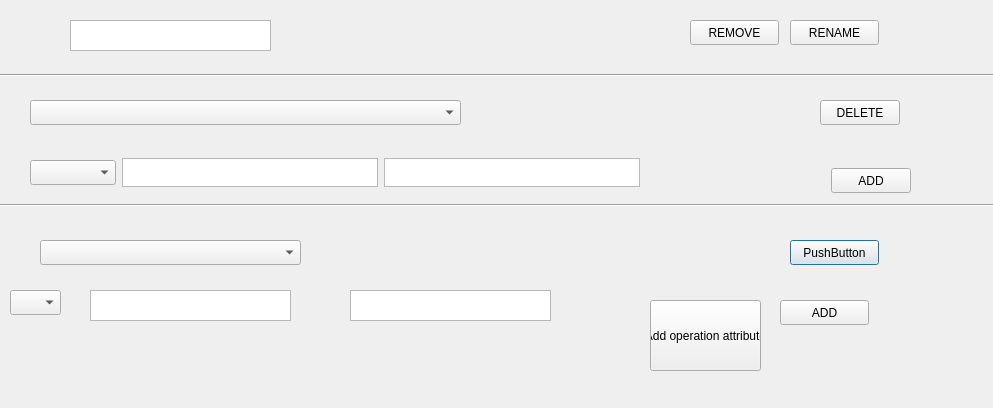
This is src/controllers/editobjectdialog.ui in JohnyDevp/CPP_Project as Qt 5 draws it before an edit. The edited form follows.
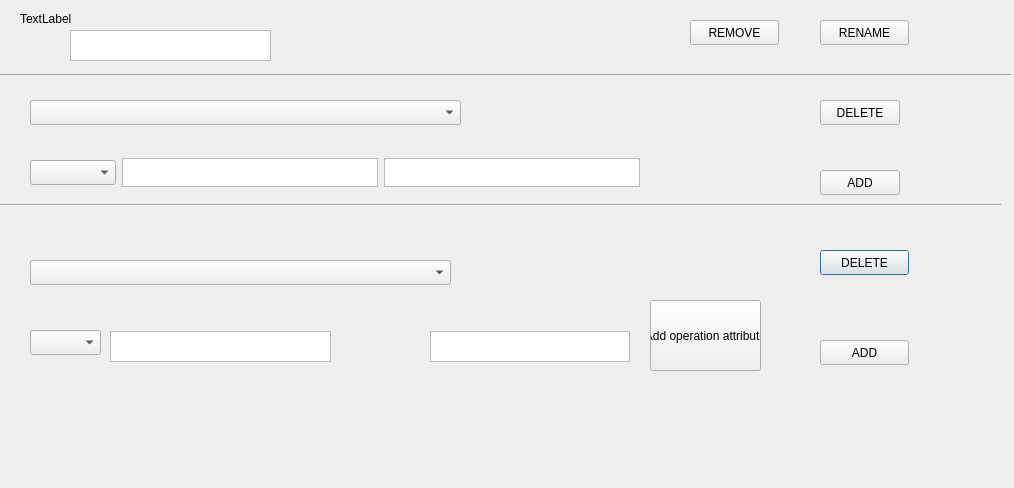
This is the edited form.

The edit to the form file:
```diff
--- a/src/controllers/editobjectdialog.ui
+++ b/src/controllers/editobjectdialog.ui
@@ -6,8 +6,8 @@
    <rect>
     <x>0</x>
     <y>0</y>
-    <width>993</width>
-    <height>408</height>
+    <width>1014</width>
+    <height>488</height>
    </rect>
   </property>
   <property name="windowTitle">
@@ -26,9 +26,9 @@
   <widget class="QComboBox" name="comboBox_2">
    <property name="geometry">
     <rect>
-     <x>40</x>
-     <y>240</y>
-     <width>261</width>
+     <x>30</x>
+     <y>260</y>
+     <width>421</width>
      <height>25</height>
     </rect>
    </property>
@@ -36,14 +36,14 @@
   <widget class="QPushButton" name="pushButton_2">
    <property name="geometry">
     <rect>
-     <x>790</x>
-     <y>240</y>
+     <x>820</x>
+     <y>250</y>
      <width>89</width>
      <height>25</height>
     </rect>
    </property>
    <property name="text">
-    <string>PushButton</string>
+    <string>DELETE</string>
    </property>
   </widget>
   <widget class="Line" name="line">
@@ -79,27 +79,7 @@
     </rect>
    </property>
   </widget>
-  <widget class="QTextEdit" name="textEdit_3">
-   <property name="geometry">
-    <rect>
-     <x>90</x>
-     <y>290</y>
-     <width>201</width>
-     <height>31</height>
-    </rect>
-   </property>
-  </widget>
-  <widget class="QTextEdit" name="textEdit_4">
-   <property name="geometry">
-    <rect>
-     <x>350</x>
-     <y>290</y>
-     <width>201</width>
-     <height>31</height>
-    </rect>
-   </property>
-  </widget>
-  <widget class="QComboBox" name="comboBox_3">
+  <widget class="QComboBox" name="cmbOperationModifier_2">
    <property name="geometry">
     <rect>
      <x>30</x>
@@ -112,9 +92,9 @@
   <widget class="QComboBox" name="comboBox_4">
    <property name="geometry">
     <rect>
-     <x>10</x>
-     <y>290</y>
-     <width>51</width>
+     <x>30</x>
+     <y>330</y>
+     <width>71</width>
      <height>25</height>
     </rect>
    </property>
@@ -122,8 +102,8 @@
   <widget class="QPushButton" name="pushButton_3">
    <property name="geometry">
     <rect>
-     <x>780</x>
-     <y>300</y>
+     <x>820</x>
+     <y>340</y>
      <width>89</width>
      <height>25</height>
     </rect>
@@ -148,8 +128,8 @@
   <widget class="QPushButton" name="pushButton_5">
    <property name="geometry">
     <rect>
-     <x>831</x>
-     <y>168</y>
+     <x>820</x>
+     <y>170</y>
      <width>80</width>
      <height>25</height>
     </rect>
@@ -161,7 +141,7 @@
   <widget class="QPushButton" name="pushButton_6">
    <property name="geometry">
     <rect>
-     <x>790</x>
+     <x>820</x>
      <y>20</y>
      <width>89</width>
      <height>25</height>
@@ -188,7 +168,7 @@
    <property name="geometry">
     <rect>
      <x>70</x>
-     <y>20</y>
+     <y>30</y>
      <width>201</width>
      <height>31</height>
     </rect>
@@ -220,6 +200,57 @@
     <string>DELETE</string>
    </property>
   </widget>
+  <widget class="QLabel" name="label">
+   <property name="geometry">
+    <rect>
+     <x>20</x>
+     <y>10</y>
+     <width>67</width>
+     <height>17</height>
+    </rect>
+   </property>
+   <property name="text">
+    <string>TextLabel</string>
+   </property>
+  </widget>
+  <widget class="QWidget" name="">
+   <property name="geometry">
+    <rect>
+     <x>110</x>
+     <y>331</y>
+     <width>520</width>
+     <height>31</height>
+    </rect>
+   </property>
+   <layout class="QHBoxLayout" name="horizontalLayout">
+    <item>
+     <widget class="QTextEdit" name="txtOperationName">
+      <property name="minimumSize">
+       <size>
+        <width>221</width>
+        <height>29</height>
+       </size>
+      </property>
+     </widget>
+    </item>
+    <item>
+     <spacer name="horizontalSpacer">
+      <property name="orientation">
+       <enum>Qt::Horizontal</enum>
+      </property>
+      <property name="sizeHint" stdset="0">
+       <size>
+        <width>150</width>
+        <height>0</height>
+       </size>
+      </property>
+     </spacer>
+    </item>
+    <item>
+     <widget class="QTextEdit" name="txtOperationType"/>
+    </item>
+   </layout>
+  </widget>
  </widget>
  <resources/>
  <connections/>
```
Left out of the diff: 24 changed lines with no effect on the pictures.
